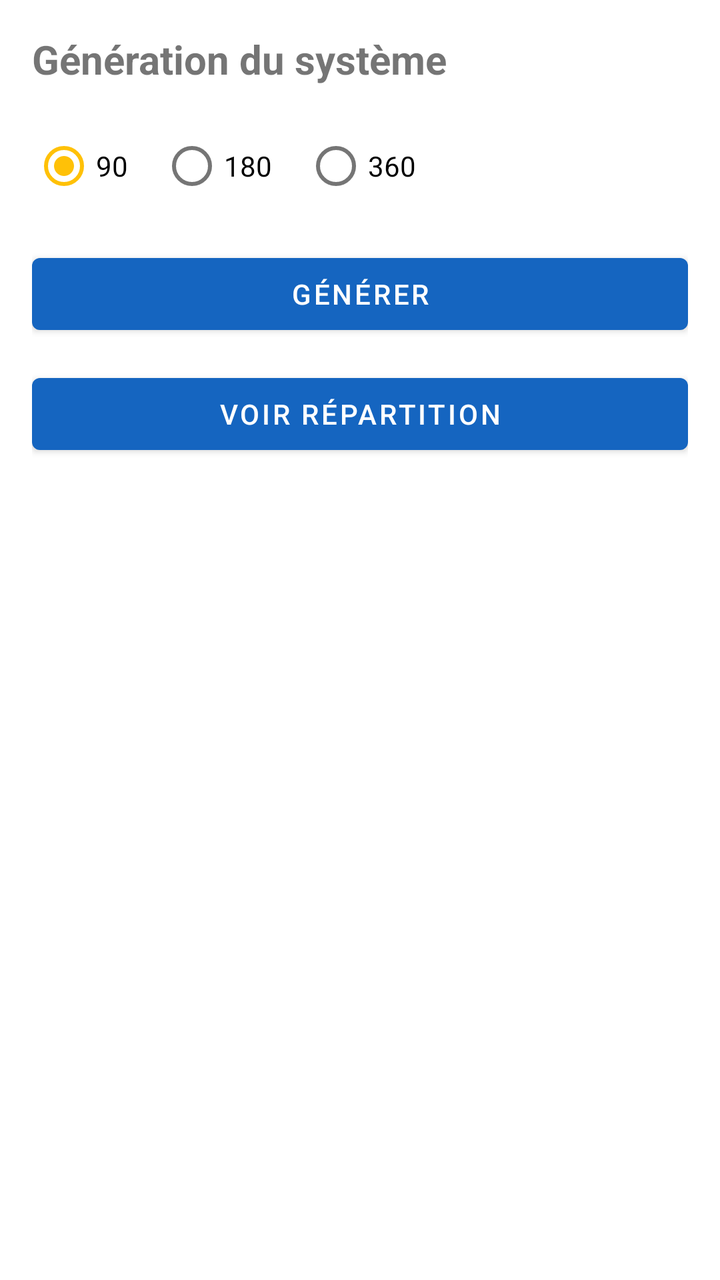
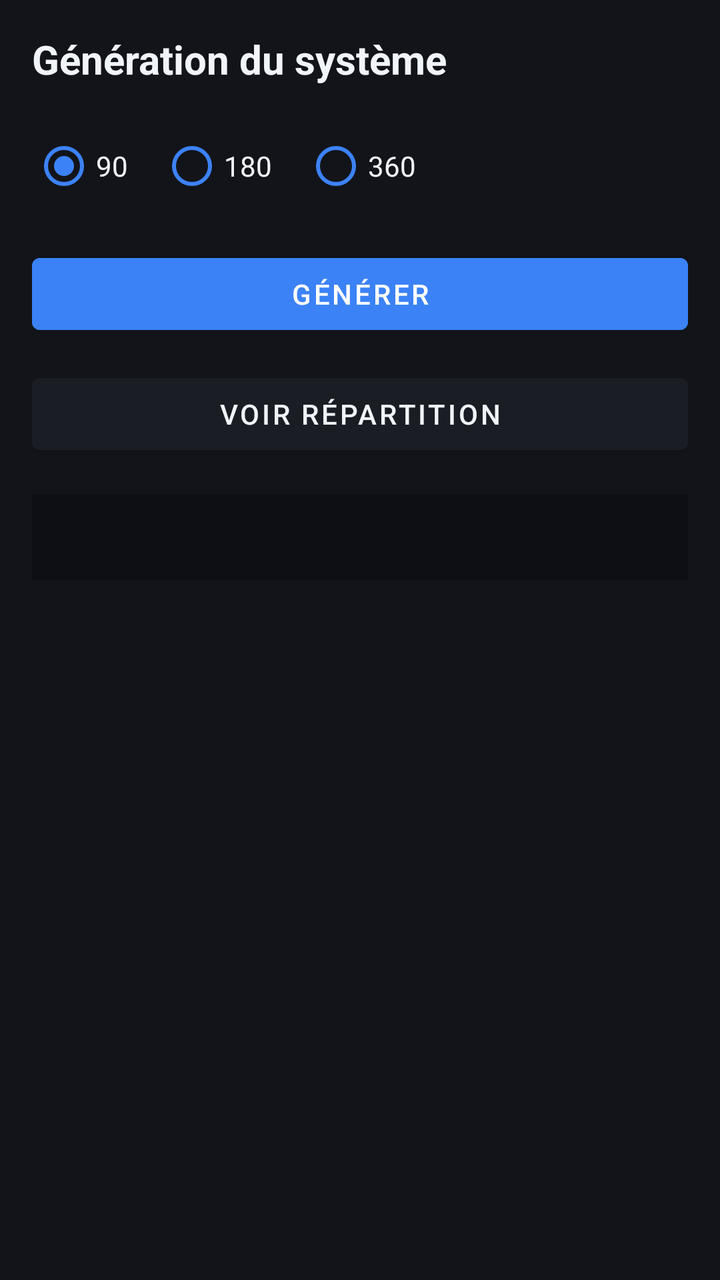

Compare the two renders of this Android layout. The source of the first and the diff that turns it into the second are given below.
<!-- AndroidManifest.xml: application theme Theme.SAMEGLOBAL_LOTO5_90 -->
<!-- res/layout/activity_generateur.xml -->
<?xml version="1.0" encoding="utf-8"?>
<LinearLayout xmlns:android="http://schemas.android.com/apk/res/android"
    android:layout_width="match_parent"
    android:layout_height="match_parent"
    android:orientation="vertical"
    android:padding="16dp">

    <TextView
        android:layout_width="wrap_content"
        android:layout_height="wrap_content"
        android:text="Génération du système"
        android:textSize="20sp"
        android:textStyle="bold"
        android:layout_marginBottom="16dp" />

    <RadioGroup
        android:id="@+id/rgNombreGrilles"
        android:layout_width="wrap_content"
        android:layout_height="wrap_content"
        android:orientation="horizontal"
        android:layout_marginBottom="16dp">

        <RadioButton
            android:id="@+id/rb90"
            android:layout_width="wrap_content"
            android:layout_height="wrap_content"
            android:text="90"
            android:checked="true" />

        <RadioButton
            android:id="@+id/rb180"
            android:layout_width="wrap_content"
            android:layout_height="wrap_content"
            android:layout_marginStart="16dp"
            android:text="180" />

        <RadioButton
            android:id="@+id/rb360"
            android:layout_width="wrap_content"
            android:layout_height="wrap_content"
            android:layout_marginStart="16dp"
            android:text="360" />

    </RadioGroup>

    <Button
        android:id="@+id/btnLancerGeneration"
        android:layout_width="match_parent"
        android:layout_height="wrap_content"
        android:text="GÉNÉRER"
        android:layout_marginBottom="12dp" />

    <Button
        android:id="@+id/btnVoirRepartition"
        android:layout_width="match_parent"
        android:layout_height="wrap_content"
        android:text="VOIR RÉPARTITION"
        android:layout_marginBottom="16dp" />

    <ScrollView
        android:layout_width="match_parent"
        android:layout_height="0dp"
        android:layout_weight="1">

        <TextView
            android:id="@+id/tvResultat"
            android:layout_width="match_parent"
            android:layout_height="wrap_content"
            android:textSize="14sp"
            android:fontFamily="monospace" />

    </ScrollView>

</LinearLayout>
<!-- resources referenced by this layout -->
<resources>
  <style name="Theme.SAMEGLOBAL_LOTO5_90" parent="Theme.MaterialComponents.Light.DarkActionBar">
          <item name="colorPrimary">@color/colorPrimary</item>
          <item name="colorPrimaryVariant">@color/colorPrimaryDark</item>
          <item name="colorOnPrimary">#FFFFFF</item>
          <item name="colorSecondary">@color/colorAccent</item>
          <item name="colorSecondaryVariant">@color/colorAccent</item>
          <item name="colorOnSecondary">#000000</item>
          <item name="android:statusBarColor" tools:targetApi="l">@color/colorPrimaryDark</item>
      </style>
  <color name="colorPrimary">#1565C0</color>
  <color name="colorPrimaryDark">#0D47A1</color>
  <color name="colorAccent">#FFC107</color>
</resources>

<!-- the commit's change to res/layout/activity_generateur.xml (unified diff, before → after) -->
@@ -3,6 +3,7 @@
     android:layout_width="match_parent"
     android:layout_height="match_parent"
     android:orientation="vertical"
+    android:background="@color/backgroundDark"
     android:padding="16dp">
 
     <TextView
@@ -11,6 +12,7 @@
         android:text="Génération du système"
         android:textSize="20sp"
         android:textStyle="bold"
+        android:textColor="@color/textPrimary"
         android:layout_marginBottom="16dp" />
 
     <RadioGroup
@@ -25,6 +27,8 @@
             android:layout_width="wrap_content"
             android:layout_height="wrap_content"
             android:text="90"
+            android:textColor="@color/textPrimary"
+            android:buttonTint="@color/colorPrimary"
             android:checked="true" />
 
         <RadioButton
@@ -32,14 +36,18 @@
             android:layout_width="wrap_content"
             android:layout_height="wrap_content"
             android:layout_marginStart="16dp"
-            android:text="180" />
+            android:text="180"
+            android:textColor="@color/textPrimary"
+            android:buttonTint="@color/colorPrimary" />
 
         <RadioButton
             android:id="@+id/rb360"
             android:layout_width="wrap_content"
             android:layout_height="wrap_content"
             android:layout_marginStart="16dp"
-            android:text="360" />
+            android:text="360"
+            android:textColor="@color/textPrimary"
+            android:buttonTint="@color/colorPrimary" />
 
     </RadioGroup>
 
@@ -48,6 +56,8 @@
         android:layout_width="match_parent"
         android:layout_height="wrap_content"
         android:text="GÉNÉRER"
+        android:backgroundTint="@color/colorPrimary"
+        android:textColor="#FFFFFF"
         android:layout_marginBottom="12dp" />
 
     <Button
@@ -55,6 +65,8 @@
         android:layout_width="match_parent"
         android:layout_height="wrap_content"
         android:text="VOIR RÉPARTITION"
+        android:backgroundTint="@color/surfaceDark"
+        android:textColor="@color/textPrimary"
         android:layout_marginBottom="16dp" />
 
     <ScrollView
@@ -66,6 +78,9 @@
             android:id="@+id/tvResultat"
             android:layout_width="match_parent"
             android:layout_height="wrap_content"
+            android:background="@color/surfaceDarker"
+            android:textColor="@color/textPrimary"
+            android:padding="12dp"
             android:textSize="14sp"
             android:fontFamily="monospace" />
 
<!-- resource entries referenced after the edit -->
@@ -1,16 +1,28 @@
 <!-- resources referenced by this layout -->
 <resources>
-  <style name="Theme.SAMEGLOBAL_LOTO5_90" parent="Theme.MaterialComponents.Light.DarkActionBar">
+  <color name="backgroundDark">#12141A</color>
+  <style name="Theme.SAMEGLOBAL_LOTO5_90" parent="Theme.MaterialComponents.NoActionBar">
           <item name="colorPrimary">@color/colorPrimary</item>
           <item name="colorPrimaryVariant">@color/colorPrimaryDark</item>
           <item name="colorOnPrimary">#FFFFFF</item>
           <item name="colorSecondary">@color/colorAccent</item>
           <item name="colorSecondaryVariant">@color/colorAccent</item>
-          <item name="colorOnSecondary">#000000</item>
-          <item name="android:statusBarColor" tools:targetApi="l">@color/colorPrimaryDark</item>
+          <item name="colorOnSecondary">#FFFFFF</item>
+  
+          <item name="android:windowBackground">@color/backgroundDark</item>
+          <item name="android:textColorPrimary">@color/textPrimary</item>
+          <item name="android:textColorSecondary">@color/textSecondary</item>
+  
+          <item name="android:statusBarColor" tools:targetApi="l">@color/surfaceDark</item>
+          <item name="android:navigationBarColor" tools:targetApi="l">@color/backgroundDark</item>
+          <item name="android:windowLightStatusBar" tools:targetApi="m">false</item>
       </style>
-  <color name="colorPrimary">#1565C0</color>
-  <color name="colorPrimaryDark">#0D47A1</color>
-  <color name="colorAccent">#FFC107</color>
+  <color name="colorPrimary">#3B82F6</color>
+  <color name="surfaceDark">#1A1D24</color>
+  <color name="surfaceDarker">#0D0F14</color>
+  <color name="textPrimary">#F1F5F9</color>
+  <color name="colorPrimaryDark">#1E3A8A</color>
+  <color name="colorAccent">#3B82F6</color>
+  <color name="textSecondary">#94A3B8</color>
 </resources>
 
